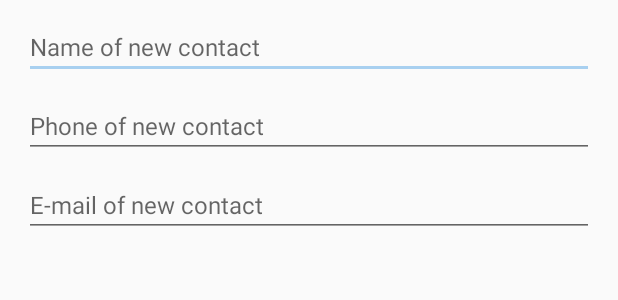
After one commit to Torjer/Project3, an Android app: the layout add_contact_layout.xml on its own in the app's theme, with its tools: preview values and no code run, on a phone screen of 412 x 824 dp. The commit adds this screen. Shown: the top 300 px of the screen. Run offline under Robolectric (Android 15) with nearby library versions, the phone set to English and light mode, and no system bars.

```diff
--- /dev/null
+++ b/app/src/main/res/layout/add_contact_layout.xml
@@ -0,0 +1,32 @@
+<?xml version="1.0" encoding="utf-8"?>
+<LinearLayout xmlns:android="http://schemas.android.com/apk/res/android"
+    android:orientation="vertical" android:layout_width="match_parent"
+    android:layout_height="match_parent">
+
+    <EditText
+    android:layout_width="match_parent"
+    android:layout_height="wrap_content"
+    android:hint="Name of new contact"
+        android:layout_marginTop="10dp"
+    android:id="@+id/new_contact"
+    android:textSize="16sp"
+    android:layout_marginHorizontal="16dp"/>
+
+    <EditText
+    android:layout_width="match_parent"
+    android:layout_height="wrap_content"
+    android:hint="Phone of new contact"
+        android:layout_marginTop="10dp"
+    android:id="@+id/new_phone"
+    android:textSize="16sp"
+    android:layout_marginHorizontal="16dp"/>
+    <EditText
+        android:layout_marginTop="10dp"
+        android:layout_width="match_parent"
+        android:layout_height="wrap_content"
+        android:hint="E-mail of new contact"
+        android:id="@+id/new_email"
+        android:textSize="16sp"
+        android:layout_marginHorizontal="16dp"/>
+
+</LinearLayout>
```
Also changed, not shown: app/src/main/java/com/example/project3/ContactView.kt (+43 -2 lines).
